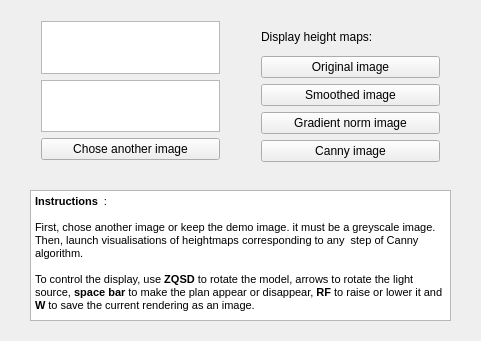
First picture: the form in src/mainwindow.ui, repository ameuleman/HeightMap-GL3.3, before the edit.
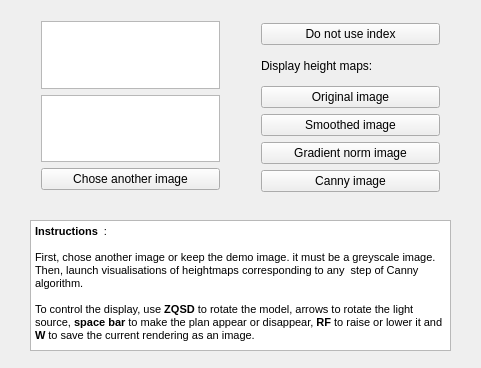
Second picture: the form after the edit.

Commit message: Add index button

The edit to the form file:
```diff
--- a/src/mainwindow.ui
+++ b/src/mainwindow.ui
@@ -7,7 +7,7 @@
     <x>0</x>
     <y>0</y>
     <width>481</width>
-    <height>341</height>
+    <height>368</height>
    </rect>
   </property>
   <property name="windowTitle">
@@ -20,10 +20,17 @@
       <x>250</x>
       <y>12</y>
       <width>201</width>
-      <height>161</height>
+      <height>191</height>
      </rect>
     </property>
     <layout class="QVBoxLayout" name="verticalLayout">
+     <item>
+      <widget class="QPushButton" name="useIndexButton">
+       <property name="text">
+        <string>Do not use index</string>
+       </property>
+      </widget>
+     </item>
      <item>
       <widget class="QLabel" name="label">
        <property name="text">
@@ -67,7 +74,7 @@
       <x>30</x>
       <y>10</y>
       <width>201</width>
-      <height>161</height>
+      <height>191</height>
      </rect>
     </property>
     <layout class="QVBoxLayout" name="verticalLayout_2">
@@ -90,7 +97,7 @@
     <property name="geometry">
      <rect>
       <x>30</x>
-      <y>190</y>
+      <y>220</y>
       <width>421</width>
       <height>131</height>
      </rect>
@@ -99,12 +106,12 @@
      <string>&lt;!DOCTYPE HTML PUBLIC &quot;-//W3C//DTD HTML 4.0//EN&quot; &quot;http://www.w3.org/TR/REC-html40/strict.dtd&quot;&gt;
 &lt;html&gt;&lt;head&gt;&lt;meta name=&quot;qrichtext&quot; content=&quot;1&quot; /&gt;&lt;style type=&quot;text/css&quot;&gt;
 p, li { white-space: pre-wrap; }
-&lt;/style&gt;&lt;/head&gt;&lt;body style=&quot; font-family:'MS Shell Dlg 2'; font-size:8.25pt; font-weight:400; font-style:normal;&quot;&gt;
-&lt;p style=&quot; margin-top:0px; margin-bottom:0px; margin-left:0px; margin-right:0px; -qt-block-indent:0; text-indent:0px;&quot;&gt;&lt;span style=&quot; font-weight:600;&quot;&gt;Instructions&lt;/span&gt;  : &lt;/p&gt;
-&lt;p style=&quot;-qt-paragraph-type:empty; margin-top:0px; margin-bottom:0px; margin-left:0px; margin-right:0px; -qt-block-indent:0; text-indent:0px;&quot;&gt;&lt;br /&gt;&lt;/p&gt;
-&lt;p style=&quot; margin-top:0px; margin-bottom:0px; margin-left:0px; margin-right:0px; -qt-block-indent:0; text-indent:0px;&quot;&gt;First, chose another image or keep the demo image. it must be a greyscale image. Then, launch visualisations of heightmaps corresponding to any  step of Canny algorithm.&lt;/p&gt;
-&lt;p style=&quot;-qt-paragraph-type:empty; margin-top:0px; margin-bottom:0px; margin-left:0px; margin-right:0px; -qt-block-indent:0; text-indent:0px;&quot;&gt;&lt;br /&gt;&lt;/p&gt;
-&lt;p style=&quot; margin-top:0px; margin-bottom:0px; margin-left:0px; margin-right:0px; -qt-block-indent:0; text-indent:0px;&quot;&gt;To control the display, use &lt;span style=&quot; font-weight:600;&quot;&gt;ZQSD&lt;/span&gt; to rotate the model, arrows to rotate the light source, &lt;span style=&quot; font-weight:600;&quot;&gt;space bar&lt;/span&gt; to make the plan appear or disappear, &lt;span style=&quot; font-weight:600;&quot;&gt;RF&lt;/span&gt; to raise or lower it and &lt;span style=&quot; font-weight:600;&quot;&gt;W&lt;/span&gt; to save the current rendering as an image.&lt;/p&gt;&lt;/body&gt;&lt;/html&gt;</string>
+&lt;/style&gt;&lt;/head&gt;&lt;body style=&quot; font-family:'Ubuntu'; font-size:11pt; font-weight:400; font-style:normal;&quot;&gt;
+&lt;p style=&quot; margin-top:0px; margin-bottom:0px; margin-left:0px; margin-right:0px; -qt-block-indent:0; text-indent:0px;&quot;&gt;&lt;span style=&quot; font-family:'MS Shell Dlg 2'; font-size:8.25pt; font-weight:600;&quot;&gt;Instructions&lt;/span&gt;&lt;span style=&quot; font-family:'MS Shell Dlg 2'; font-size:8.25pt;&quot;&gt;  : &lt;/span&gt;&lt;/p&gt;
+&lt;p style=&quot;-qt-paragraph-type:empty; margin-top:0px; margin-bottom:0px; margin-left:0px; margin-right:0px; -qt-block-indent:0; text-indent:0px; font-family:'MS Shell Dlg 2'; font-size:8.25pt;&quot;&gt;&lt;br /&gt;&lt;/p&gt;
+&lt;p style=&quot; margin-top:0px; margin-bottom:0px; margin-left:0px; margin-right:0px; -qt-block-indent:0; text-indent:0px;&quot;&gt;&lt;span style=&quot; font-family:'MS Shell Dlg 2'; font-size:8.25pt;&quot;&gt;First, chose another image or keep the demo image. it must be a greyscale image. Then, launch visualisations of heightmaps corresponding to any  step of Canny algorithm.&lt;/span&gt;&lt;/p&gt;
+&lt;p style=&quot;-qt-paragraph-type:empty; margin-top:0px; margin-bottom:0px; margin-left:0px; margin-right:0px; -qt-block-indent:0; text-indent:0px; font-family:'MS Shell Dlg 2'; font-size:8.25pt;&quot;&gt;&lt;br /&gt;&lt;/p&gt;
+&lt;p style=&quot; margin-top:0px; margin-bottom:0px; margin-left:0px; margin-right:0px; -qt-block-indent:0; text-indent:0px;&quot;&gt;&lt;span style=&quot; font-family:'MS Shell Dlg 2'; font-size:8.25pt;&quot;&gt;To control the display, use &lt;/span&gt;&lt;span style=&quot; font-family:'MS Shell Dlg 2'; font-size:8.25pt; font-weight:600;&quot;&gt;ZQSD&lt;/span&gt;&lt;span style=&quot; font-family:'MS Shell Dlg 2'; font-size:8.25pt;&quot;&gt; to rotate the model, arrows to rotate the light source, &lt;/span&gt;&lt;span style=&quot; font-family:'MS Shell Dlg 2'; font-size:8.25pt; font-weight:600;&quot;&gt;space bar&lt;/span&gt;&lt;span style=&quot; font-family:'MS Shell Dlg 2'; font-size:8.25pt;&quot;&gt; to make the plan appear or disappear, &lt;/span&gt;&lt;span style=&quot; font-family:'MS Shell Dlg 2'; font-size:8.25pt; font-weight:600;&quot;&gt;RF&lt;/span&gt;&lt;span style=&quot; font-family:'MS Shell Dlg 2'; font-size:8.25pt;&quot;&gt; to raise or lower it and &lt;/span&gt;&lt;span style=&quot; font-family:'MS Shell Dlg 2'; font-size:8.25pt; font-weight:600;&quot;&gt;W&lt;/span&gt;&lt;span style=&quot; font-family:'MS Shell Dlg 2'; font-size:8.25pt;&quot;&gt; to save the current rendering as an image.&lt;/span&gt;&lt;/p&gt;&lt;/body&gt;&lt;/html&gt;</string>
     </property>
    </widget>
   </widget>
```
The commit also changes 2 other files.
